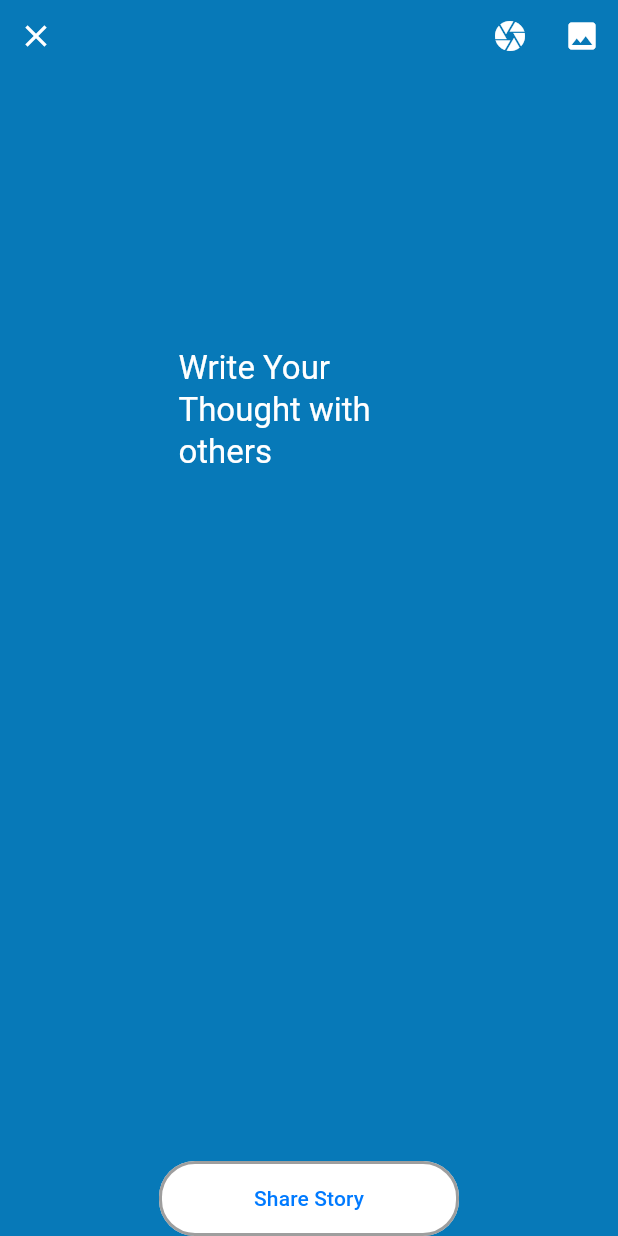
After one commit to Abdo-mohamed727/Social-Media-App, a Flutter app: the AddStoryPage screen opened by its route, on a phone screen of 412 x 824 dp. The commit adds this screen. Run offline on Flutter 3.47's test engine with Material 3 defaults, Android fonts, the phone set to English and light mode, and no system bars; our stand-ins replace cached_network_image, file_picker, flutter_bloc, image_picker, persistent_bottom_nav_bar_v2, supabase_flutter; accounts and stored records are empty.

Commit message:
finalize share story

```diff
--- a/lib/core/utils/app_router.dart
+++ b/lib/core/utils/app_router.dart
@@ -3,9 +3,11 @@ import 'package:flutter_bloc/flutter_bloc.dart';
 import 'package:social_media_app/core/utils/app_routs.dart';
 import 'package:social_media_app/core/views/pages/Custom_buttom_navbar.dart';
 import 'package:social_media_app/core/views/pages/no_pages.dart';
-import 'package:social_media_app/features/auth/models/user_data.dart';
 import 'package:social_media_app/features/home/cubit/home_cubit.dart';
+import 'package:social_media_app/features/home/models/stories_model.dart';
+import 'package:social_media_app/features/home/views/pages/add_story_page.dart';
 import 'package:social_media_app/features/home/views/pages/create_post_page.dart';
+import 'package:social_media_app/features/home/views/pages/user_story_page.dart';
 import 'package:social_media_app/features/profile/models/edit_profile_arg.dart';
 import 'package:social_media_app/features/profile/views/pages/edit_profile_page.dart';
 
@@ -37,6 +39,17 @@ class AppRouter {
               BlocProvider.value(value: homecubit, child: CreatePostPage()),
           settings: settings,
         );
+      case AppRouts.userStoryRoute:
+        final story = settings.arguments as StoriesModel;
+        return CupertinoPageRoute(
+          builder: (_) => UserStoryPage(story: story),
+          settings: settings,
+        );
+      case AppRouts.storyroute:
+        return CupertinoPageRoute(
+          builder: (_) => AddStoryPage(),
+          settings: settings,
+        );
 
       default:
         return CupertinoPageRoute(
--- a/lib/core/utils/app_routs.dart
+++ b/lib/core/utils/app_routs.dart
@@ -1,8 +1,11 @@
 class AppRouts {
-  static const String authroute = "/auth";
+  static const String authroute = "/";
   static const String homeroute = "/home";
   static const String postroute = "/post";
   static const String notfoundpage = "/nopage";
   static const String settingsRoute = "/settings";
   static const String editProfileRoute = "/editProfile";
+  static const String userStoryRoute = "/userStory";
+
+  static const String storyroute = "/story";
 }
--- a/lib/core/utils/app_tables.dart
+++ b/lib/core/utils/app_tables.dart
@@ -3,4 +3,5 @@ class AppTables {
   static const String posts = 'posts';
   static const String stories = 'stories';
   static const String comments = 'comments';
+  static const String story = 'story';
 }
--- a/lib/core/widgets/main_button.dart
+++ b/lib/core/widgets/main_button.dart
@@ -6,6 +6,7 @@ class MainButton extends StatelessWidget {
   final Widget? child;
   final double hieght;
   final double width;
+  final bool transparent;
 
   final bool isLooding;
   const MainButton({
@@ -15,6 +16,7 @@ class MainButton extends StatelessWidget {
     this.child,
     this.hieght = 50,
     this.width = 200,
+    this.transparent = false,
   }) : assert(isLooding == false || child == null);
 
   @override
@@ -25,8 +27,8 @@ class MainButton extends StatelessWidget {
       child: ElevatedButton(
         onPressed: ontap,
         style: ElevatedButton.styleFrom(
-          backgroundColor: AppColors.primary,
-          foregroundColor: AppColors.white,
+          backgroundColor: transparent ? AppColors.white : AppColors.primary,
+          foregroundColor: transparent ? AppColors.primary : AppColors.white,
           shape: RoundedRectangleBorder(
             side: BorderSide(color: AppColors.grey, width: 2),
 
--- a/lib/features/home/cubit/home_state.dart
+++ b/lib/features/home/cubit/home_state.dart
@@ -72,3 +72,15 @@ final class FilePickedError extends HomeState {
 
   FilePickedError(this.message);
 }
+
+final class AddingStory extends HomeState {}
+
+final class StoryAdded extends HomeState {
+  final StoriesModel story;
+  StoryAdded(this.story);
+}
+
+final class AddingStoryFailed extends HomeState {
+  final String message;
+  AddingStoryFailed(this.message);
+}
--- a/lib/features/home/models/stories_model.dart
+++ b/lib/features/home/models/stories_model.dart
@@ -2,35 +2,64 @@
 import 'dart:convert';
 
 class StoriesModel {
-  final String id;
-  final String imgUrl;
+  // final String? id;
+  final String? imgUrl;
   final String autherId;
   final String createdAt;
   final String autherName;
+  final String? authorimage;
+
+  final String text;
 
   StoriesModel({
     this.autherName = '',
-    required this.id,
-    required this.imgUrl,
+    // required this.id,
+    this.imgUrl,
     required this.autherId,
     required this.createdAt,
+    required this.text,
+    this.authorimage,
   });
+
+  StoriesModel copyWith({
+    String? id,
+    String? imgUrl,
+    String? autherId,
+    String? createdAt,
+    String? autherName,
+    String? text,
+    String? authorimage,
+  }) {
+    return StoriesModel(
+      // id: id ?? this.id,
+      imgUrl: imgUrl ?? this.imgUrl,
+      autherId: autherId ?? this.autherId,
+      createdAt: createdAt ?? this.createdAt,
+      autherName: autherName ?? this.autherName,
+      text: text ?? this.text,
+      authorimage: authorimage ?? this.authorimage,
+    );
+  }
 
   Map<String, dynamic> toMap() {
     return <String, dynamic>{
-      'id': id,
       'imgUrl': imgUrl,
-      'auther_id': autherId,
+      'author_id': autherId,
       'created_at': createdAt,
+      'authorName': autherName,
+      'text': text,
+      'author_image': authorimage,
     };
   }
 
   factory StoriesModel.fromMap(Map<String, dynamic> map) {
     return StoriesModel(
-      id: map['id'] as String,
-      imgUrl: map['imgUrl'] as String,
-      autherId: map['auther_id'] as String,
-      createdAt: map['created_at'] as String,
+      imgUrl: map['imgUrl'] != null ? map['imgUrl'] as String : null,
+      autherId: map['author_id'] ?? '',
+      createdAt: map['created_at'] ?? '',
+      autherName: map['authorName'] ?? '',
+      text: map['text'] != null ? map['text'] ?? '' : null,
+      authorimage: map['author_image'] ?? '',
     );
   }
 
@@ -38,20 +67,4 @@ class StoriesModel {
 
   factory StoriesModel.fromJson(String source) =>
       StoriesModel.fromMap(json.decode(source) as Map<String, dynamic>);
-
-  StoriesModel copyWith({
-    String? id,
-    String? imgUrl,
-    String? autherId,
-    String? createdAt,
-    String? autherName,
-  }) {
-    return StoriesModel(
-      id: id ?? this.id,
-      imgUrl: imgUrl ?? this.imgUrl,
-      autherId: autherId ?? this.autherId,
-      createdAt: createdAt ?? this.createdAt,
-      autherName: autherName ?? this.autherName,
-    );
-  }
 }
--- a/lib/features/home/services/home_services.dart
+++ b/lib/features/home/services/home_services.dart
@@ -9,6 +9,7 @@ import 'package:social_media_app/features/home/models/comment_request_body.dart'
 import 'package:social_media_app/features/home/models/post_model.dart';
 import 'package:social_media_app/features/home/models/post_request_model.dart';
 import 'package:social_media_app/features/home/models/stories_model.dart';
+import 'package:social_media_app/features/home/widgets/story_section.dart';
 import 'package:supabase_flutter/supabase_flutter.dart';
 
 class HomeServices {
@@ -93,4 +94,24 @@ class HomeServices {
       rethrow;
     }
   }
+
+  Future<void> addStory(StoriesModel story, File? image, String? text) async {
+    try {
+      String? imageUrl;
+      if (image != null) {
+        imageUrl = await supabaseStorageClient.storage
+            .from(AppTables.story)
+            .upload('private/${DateTime.now().toIso8601String()}', image);
+      }
+      if (imageUrl != null) {
+        story = story.copyWith(imgUrl: '${AppConstants.baseMediaUrl}$imageUrl');
+      }
+      await subabaseservices.insertRow(
+        table: AppTables.stories,
+        values: story.toMap(),
+      );
+    } catch (e) {
+      rethrow;
+    }
+  }
 }
--- /dev/null
+++ b/lib/features/home/views/pages/add_story_page.dart
@@ -0,0 +1,183 @@
+import 'package:flutter/material.dart';
+import 'package:flutter_bloc/flutter_bloc.dart';
+import 'package:social_media_app/core/utils/colors.dart';
+import 'package:social_media_app/core/widgets/main_button.dart';
+import 'package:social_media_app/features/home/cubit/home_cubit.dart';
+
+class AddStoryPage extends StatefulWidget {
+  const AddStoryPage({super.key});
+
+  @override
+  State<AddStoryPage> createState() => _AddStoryPageState();
+}
+
+class _AddStoryPageState extends State<AddStoryPage> {
+  @override
+  Widget build(BuildContext context) {
+    return Scaffold(
+      backgroundColor: AppColors.babyBlue,
+      body: BlocProvider(
+        create: (context) => HomeCubit(),
+        child: AddStoryBody(),
+      ),
+    );
+  }
+}
+
+class AddStoryBody extends StatefulWidget {
+  const AddStoryBody({super.key});
+
+  @override
+  State<AddStoryBody> createState() => _AddStoryBodyState();
+}
+
+class _AddStoryBodyState extends State<AddStoryBody> {
+  final TextEditingController _textController = TextEditingController();
+
+  @override
+  void dispose() {
+    _textController.dispose();
+    super.dispose();
+  }
+
+  @override
+  Widget build(BuildContext context) {
+    final homeCubit = context.read<HomeCubit>();
+    final size = MediaQuery.of(context).size;
+    return SafeArea(
+      child: Column(
+        mainAxisAlignment: MainAxisAlignment.spaceBetween,
+        children: [
+          Row(
+            children: [
+              IconButton(
+                onPressed: () {
+                  Navigator.pop(context);
+                },
+                icon: Icon(Icons.clear, color: AppColors.white),
+              ),
+              Spacer(),
+              IconButton(
+                onPressed: () async {},
+                icon: Icon(Icons.camera, color: AppColors.white),
+              ),
+              IconButton(
+                onPressed: () async {
+                  await homeCubit.pickImage();
+                },
+                icon: Icon(Icons.image, color: AppColors.white),
+              ),
+            ],
+          ),
+          Padding(
+            padding: EdgeInsets.symmetric(horizontal: size.width * .25),
+            child: TextField(
+              controller: _textController,
+              maxLines: 8,
+              style: Theme.of(
+                context,
+              ).textTheme.titleMedium!.copyWith(color: AppColors.white),
+              decoration: InputDecoration(
+                hintText: 'Write Your Thought with others',
+                hintStyle: Theme.of(
+                  context,
+                ).textTheme.titleLarge!.copyWith(color: AppColors.white),
+                border: OutlineInputBorder(borderSide: BorderSide.none),
+                enabledBorder: OutlineInputBorder(borderSide: BorderSide.none),
+                focusedBorder: OutlineInputBorder(borderSide: BorderSide.none),
+              ),
+            ),
+          ),
+          Column(
+            children: [
+              BlocBuilder<HomeCubit, HomeState>(
+                bloc: homeCubit,
+                buildWhen: (prev, curr) =>
+                    curr is PickingImage ||
+                    curr is ImagePicked ||
+                    curr is ImagePickedError,
+                builder: (context, state) {
+                  if (state is PickingImage) {
+                    return Center(child: CircularProgressIndicator.adaptive());
+                  } else if (state is ImagePicked) {
+                    return Column(
+                      children: [
+                        Image.file(
+                          state.image,
+                          height: 350,
+                          width: double.infinity,
+                          fit: BoxFit.cover,
+                        ),
+                      ],
+                    );
+                  } else if (state is ImagePickedError) {
+                    return Text(
+                      state.message,
+                      style: const TextStyle(color: AppColors.red),
+                    );
+                  }
+                  return SizedBox.shrink();
+                },
+              ),
+              BlocBuilder<HomeCubit, HomeState>(
+                bloc: homeCubit,
+                buildWhen: (prev, curr) =>
+                    curr is FilePicked ||
+                    curr is FilePickedError ||
+                    curr is FilePicking,
+                builder: (context, state) {
+                  if (state is FilePicking) {
+                    return Center(child: CircularProgressIndicator.adaptive());
+                  } else if (state is FilePickedError) {
+                    return ListTile(
+                      leading: const Icon(
+                        Icons.file_present,
+                        color: AppColors.primary,
+                      ),
+                    );
+                  } else if (state is FilePickedError) {
+                    ScaffoldMessenger.of(
+                      context,
+                    ).showSnackBar(SnackBar(content: Text(state.message)));
+                  }
+                  return SizedBox.shrink();
+                },
+              ),
+            ],
+          ),
+          BlocConsumer<HomeCubit, HomeState>(
+            bloc: homeCubit,
+            listenWhen: (previous, current) =>
+                current is AddingStoryFailed || current is StoryAdded,
+            listener: (context, state) {
+              if (state is StoryAdded) {
+                Navigator.pop(context);
+              } else if (state is AddingStoryFailed) {
+                ScaffoldMessenger.of(
+                  context,
+                ).showSnackBar(SnackBar(content: Text(state.message)));
+              }
+            },
+            buildWhen: (previous, current) =>
+                current is AddingStory ||
+                current is AddingStoryFailed ||
+                current is StoryAdded,
+            builder: (context, state) {
+              if (state is AddingStory) {
+                return Center(child: CircularProgressIndicator.adaptive());
+              }
+              return MainButton(
+                child: Text('Share Story'),
+                transparent: true,
+                ontap: () async {
+                  await homeCubit.addStory(_textController.text);
+                },
+                width: 200,
+              );
+            },
+          ),
+        ],
+      ),
+    );
+  }
+}
--- a/pubspec.yaml
+++ b/pubspec.yaml
@@ -14,7 +14,7 @@ dependencies:
   flutter:
     sdk: flutter
   flutter_bloc: ^9.1.1
-  google_sign_in: ^7.2.0
+  google_sign_in: ^6.2.1
   image_picker: ^1.2.0
   intl: ^0.20.2
   persistent_bottom_nav_bar_v2: ^6.1.0
```
Also changed, not shown: lib/features/home/cubit/home_cubit.dart (+24 -1 lines), lib/features/home/views/pages/user_story_page.dart (added, +92 -0 lines), lib/features/home/widgets/story_section.dart (+75 -44 lines), lib/main.dart (+10 -10 lines), pubspec.lock.
